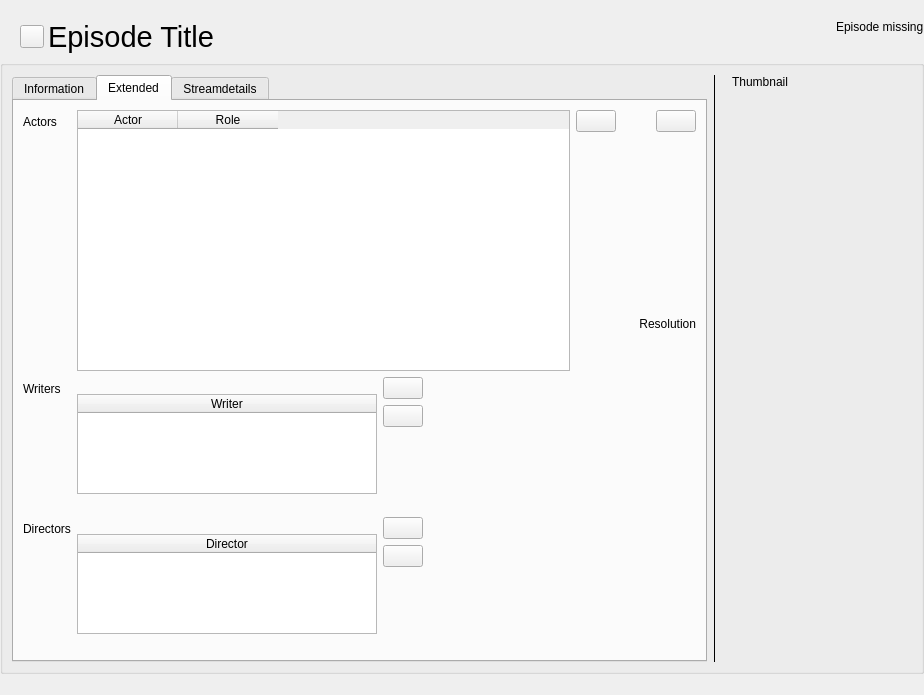
First picture: the form in src/ui/tv_show/TvShowWidgetEpisode.ui, repository Komet/MediaElch, before the edit.
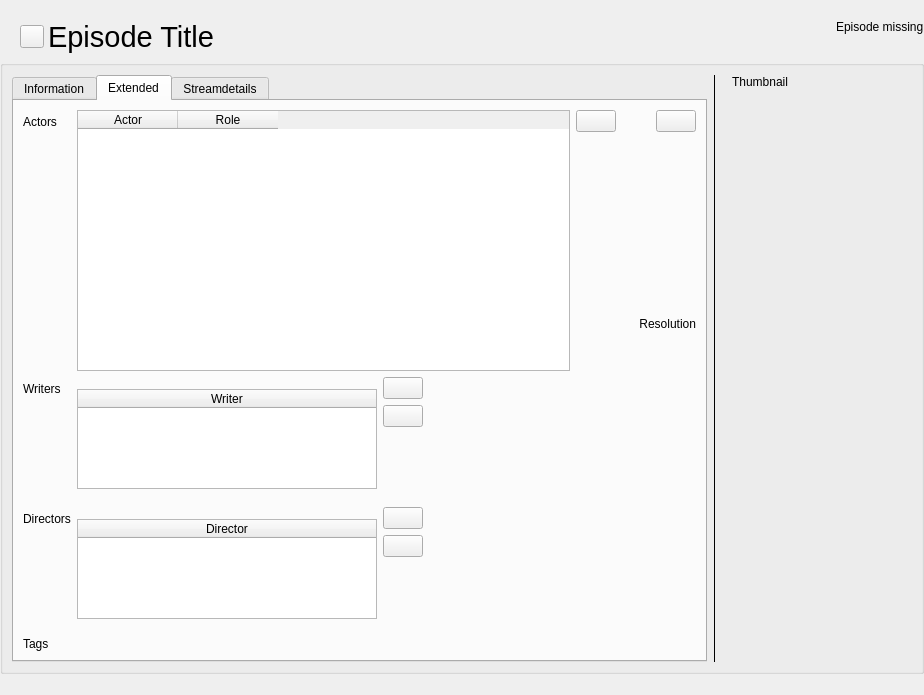
Second picture: the form after the edit. The open tabs and pages were chosen to show the change. Icons and pictures are not drawn. Custom widgets are drawn as their Qt base class.

Commit message: [Episode] Add episode tags

```diff
--- a/src/ui/tv_show/TvShowWidgetEpisode.ui
+++ b/src/ui/tv_show/TvShowWidgetEpisode.ui
@@ -944,6 +944,16 @@
             </item>
            </layout>
           </item>
+          <item row="3" column="1">
+           <widget class="TagCloud" name="tagCloud" native="true"/>
+          </item>
+          <item row="3" column="0">
+           <widget class="QLabel" name="lblTags">
+            <property name="text">
+             <string>Tags</string>
+            </property>
+           </widget>
+          </item>
          </layout>
         </widget>
         <widget class="QWidget" name="tabStreamdetails">
@@ -1290,6 +1300,12 @@
   </layout>
  </widget>
  <customwidgets>
+  <customwidget>
+   <class>TagCloud</class>
+   <extends>QWidget</extends>
+   <header>ui/small_widgets/TagCloud.h</header>
+   <container>1</container>
+  </customwidget>
   <customwidget>
    <class>ClosableImage</class>
    <extends>QLabel</extends>
```
Left out of the diff: 6 changed lines with no effect on the pictures. The commit also changes 22 other files.
